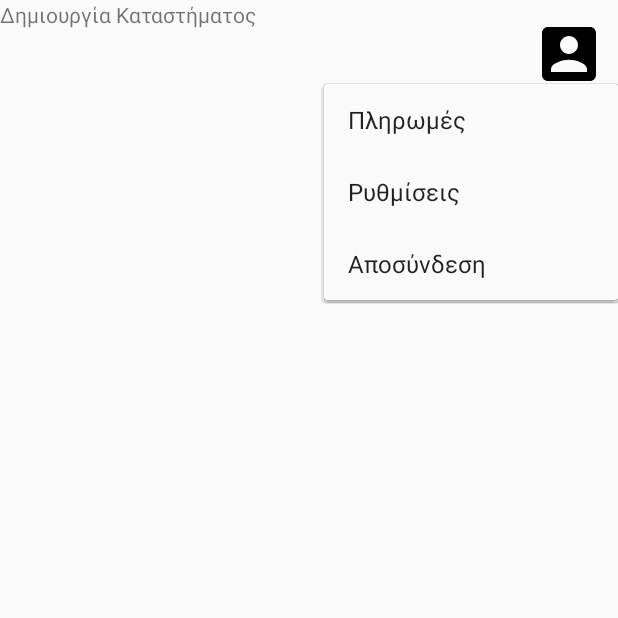
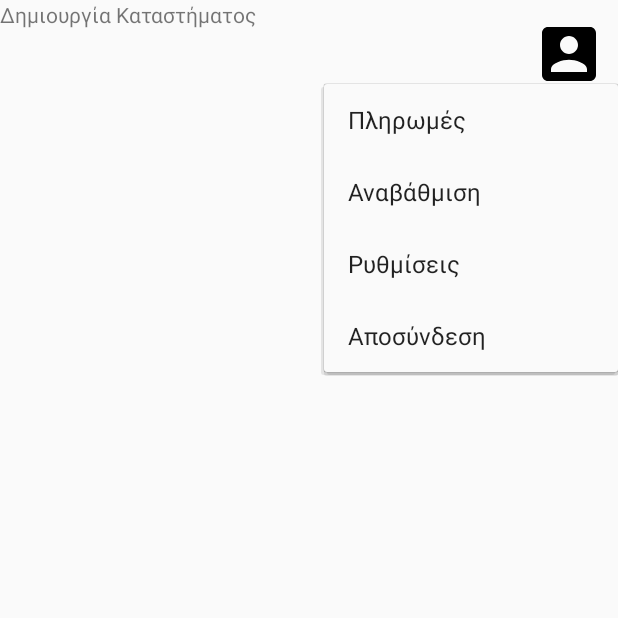
Before and after one commit to athvag/dineasy, an Android app: the BasicBusinessActivity screen opened directly, with no data from a screen before it, after a tap on an icon or button, on a phone screen of 412 x 824 dp, the top half of it. Run offline under Robolectric (Android 15) with nearby library versions, the phone set to English and light mode, and no system bars; 2 other taps on this screen came first.

Commit message:
Class Refinements

```diff
--- a/app/src/main/java/com/example/dineasy/BasicBusinessActivity.java
+++ b/app/src/main/java/com/example/dineasy/BasicBusinessActivity.java
@@ -91,7 +91,7 @@ public class BasicBusinessActivity extends AppCompatActivity implements PopupMen
     }
 
     @Override
-    public boolean onMenuItemClick(MenuItem item) {
+    public boolean onMenuItemClick(final MenuItem item) {
         switch(item.getItemId()){
             case R.id.item1:
                 SessionManagement sessionManagement = new SessionManagement(BasicBusinessActivity.this);
@@ -137,6 +137,9 @@ public class BasicBusinessActivity extends AppCompatActivity implements PopupMen
                     }
                 });
                 return false;
+                case R.id.item4:
+                Toast.makeText(BasicBusinessActivity.this,"Η εφαρμογή σας είναι ενημερωμένη", Toast.LENGTH_LONG).show();
+                return false;
             default:
                 return false;
         }
--- a/app/src/main/java/com/example/dineasy/MainActivity.java
+++ b/app/src/main/java/com/example/dineasy/MainActivity.java
@@ -14,7 +14,7 @@ public class MainActivity extends AppCompatActivity {
     protected void onCreate(Bundle savedInstanceState) {
         super.onCreate(savedInstanceState);
         setContentView(R.layout.login);
-        Button btn = (Button) findViewById(R.id.push_button14);
+        /*Button btn = (Button) findViewById(R.id.push_button14);
         btn.setOnClickListener(new View.OnClickListener(){
 
             @Override
@@ -23,7 +23,7 @@ public class MainActivity extends AppCompatActivity {
                 openBBC();
             }
 
-        });
+        });*/
         Button btn2 = (Button) findViewById(R.id.push_button12);
         btn2.setOnClickListener(new View.OnClickListener(){
 
--- a/app/src/main/res/menu/example_menu.xml
+++ b/app/src/main/res/menu/example_menu.xml
@@ -6,6 +6,12 @@
     <item android:id="@+id/item2"
 
         android:title="Πληρωμές"
+        app:showAsAction="always"
+
+        />
+    <item android:id="@+id/item4"
+
+        android:title="Αναβάθμιση"
         app:showAsAction="always"
 
         />
```
Also changed, not shown: app/src/main/java/com/example/dineasy/BasicUserActivity.java (+7 -4 lines).
